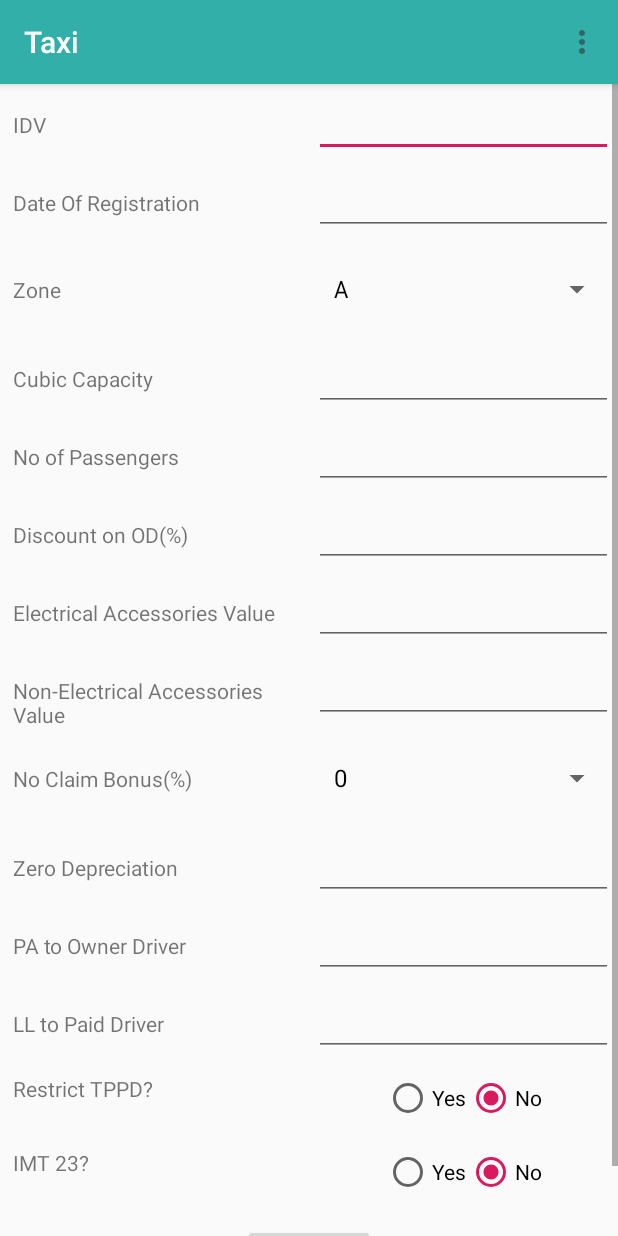
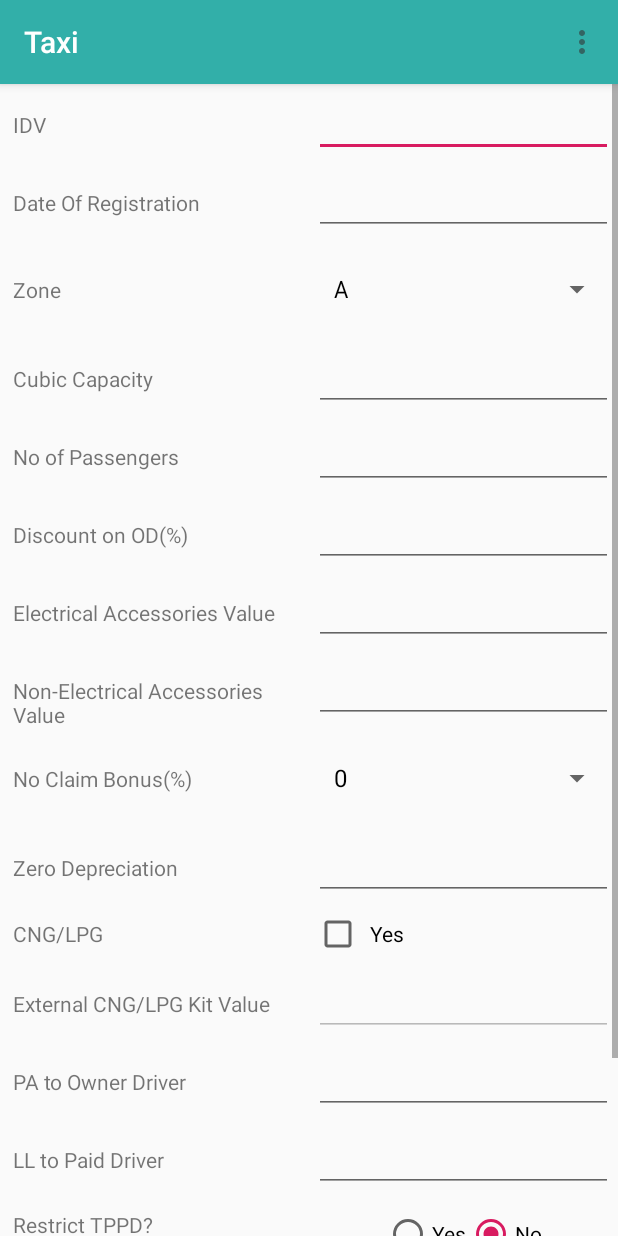
Before and after one commit to pg30/Premium-Calculator, an Android app: the taxilessthan6 screen opened directly, with no data from a screen before it, on a phone screen of 412 x 824 dp. Run offline under Robolectric (Android 15) with nearby library versions, the phone set to English and light mode, and no system bars; our stand-ins replace Firebase (no records; nobody signed in at launch, a user with empty details on screens opened directly).

Commit message:
TAXI CNG UPDATE

```diff
--- a/app/src/main/java/com/pg/premiumcalculator/taxilessthan6.java
+++ b/app/src/main/java/com/pg/premiumcalculator/taxilessthan6.java
@@ -13,6 +13,7 @@
 import android.widget.AdapterView;
 import android.widget.ArrayAdapter;
 import android.widget.Button;
+import android.widget.CheckBox;
 import android.widget.DatePicker;
 import android.widget.EditText;
 import android.widget.RadioButton;
@@ -26,14 +27,15 @@
 public class taxilessthan6 extends menu implements AdapterView.OnItemSelectedListener{
 
     Spinner zone_spin,ncb_spin;
-    EditText idv_edit,date_edit,cc_edit,discount_edit,elec_edit,nonelec_edit,passenger_edit,zerodep_edit,padriver_edit,lldriver_edit;
-    Double idv,cc,discount,elec,nonelec,ncb,zerodep,patodriver,lltodriver,noofpassenger;
+    EditText idv_edit,date_edit,cc_edit,discount_edit,elec_edit,nonelec_edit,passenger_edit,zerodep_edit,padriver_edit,lldriver_edit,extcngkit_edit;
+    Double idv,cc,discount,elec,nonelec,ncb,zerodep,patodriver,lltodriver,noofpassenger,extcngkit;
 
     Button calculate;
     Zone zone;
 
     Vehicle currVehicle = Vehicle.TAXILESSTHAN6;
     RadioButton yes,imt_yes;
+    CheckBox cng_yes;
     String dateofregistration;
     private DatePickerDialog datePickerDialog;
     private SimpleDateFormat dateFormat;
@@ -49,6 +51,22 @@
         getSupportActionBar().setTitle("Taxi");
 
         findViews();
+        cng_yes.setOnClickListener(new View.OnClickListener() {
+            @Override
+            public void onClick(View v) {
+                if(((CheckBox)v).isChecked() )
+                {
+                    extcngkit_edit.setEnabled(true);
+                }
+                else
+                {
+                    extcngkit_edit.setText("");
+                    extcngkit=0.0;
+                    extcngkit_edit.setEnabled(false);
+                    Log.d("debug","cng kit value is"+extcngkit_edit.getText().toString());
+                }
+            }
+        });
 
         calculate.setOnClickListener(new View.OnClickListener() {
             @Override
@@ -87,11 +105,13 @@
         nonelec_edit = (EditText) findViewById(R.id.nonelectrical_accessories_value);
         passenger_edit = (EditText) findViewById(R.id.passenger_value);
         zerodep_edit = (EditText) findViewById(R.id.zerodep_value);
+        extcngkit_edit = (EditText) findViewById(R.id.extcng_value);
         padriver_edit = (EditText) findViewById(R.id.patoownerdriver_value);
         lldriver_edit = (EditText) findViewById(R.id.lltopaiddriver_value);
         calculate = (Button) findViewById(R.id.calculate);
         yes = (RadioButton) findViewById(R.id.yes);
         imt_yes = (RadioButton) findViewById(R.id.yes_imt);
+        cng_yes = (CheckBox) findViewById(R.id.yes_cng);
 
         zone_spin = (Spinner) findViewById(R.id.zone_value);
         ArrayAdapter<CharSequence> zone_adapter = ArrayAdapter.createFromResource(this,R.array.zone_array,R.layout.support_simple_spinner_dropdown_item);
@@ -115,6 +135,7 @@
         b.putDouble("nonelec",nonelec);
         b.putDouble("noofpassenger",noofpassenger);
         b.putDouble("zerodep",zerodep);
+        b.putDouble("extcngkit",extcngkit);
         b.putDouble("patodriver",patodriver);
         b.putDouble("lltodriver",lltodriver);
         b.putDouble("ncb",ncb);
@@ -126,6 +147,10 @@
             b.putBoolean("imt23",true);
         else
             b.putBoolean("imt23",false);
+        if(cng_yes.isChecked())
+            b.putBoolean("cng",true);
+        else
+            b.putBoolean("cng",false);
         b.putSerializable("zone",zone);
         b.putString("dateofregistration",dateofregistration);
         intent.putExtra("taxilessthan6_breakup_bundle",b);
@@ -142,6 +167,7 @@
         nonelec = ParseDouble(nonelec_edit.getText().toString());
         noofpassenger = ParseDouble(passenger_edit.getText().toString());
         zerodep = ParseDouble(zerodep_edit.getText().toString());
+        extcngkit = ParseDouble(extcngkit_edit.getText().toString());
         patodriver = ParseDouble(padriver_edit.getText().toString());
         lltodriver = ParseDouble(lldriver_edit.getText().toString());
         dateofregistration = ParseString(date_edit.getText().toString());
--- a/app/src/main/res/layout/activity_taxilessthan6.xml
+++ b/app/src/main/res/layout/activity_taxilessthan6.xml
@@ -206,6 +206,42 @@
 
             <TableRow>
                 <TextView
+                    android:id="@+id/cng"
+                    android:layout_width="0dp"
+                    android:layout_height="wrap_content"
+                    style="@style/style_textbox_table"
+                    android:text="@string/cng_lpg" />
+
+                <CheckBox
+                    android:id="@+id/yes_cng"
+                    android:layout_width="0dp"
+                    android:layout_height="wrap_content"
+                    style="@style/style_checkbox_table"
+                    android:text="Yes"/>
+            </TableRow>
+
+            <TableRow>
+                <TextView
+                    android:id="@+id/extcng"
+                    android:layout_width="0dp"
+                    android:layout_height="wrap_content"
+                    style="@style/style_textbox_table"
+                    android:text="External CNG/LPG Kit Value" />
+
+
+                <EditText
+                    android:id="@+id/extcng_value"
+                    android:layout_width="0dp"
+                    android:layout_height="wrap_content"
+                    style="@style/style_edittext_table"
+                    android:autofillHints=""
+                    android:ems="10"
+                    android:enabled="false"
+                    android:inputType="numberDecimal"/>
+            </TableRow>
+
+            <TableRow>
+                <TextView
                     android:id="@+id/patoownerdriver"
                     android:layout_width="0dp"
                     android:layout_height="wrap_content"
```
Also changed, not shown: app/src/main/java/com/pg/premiumcalculator/taxilessthan6_breakup.java (+50 -9 lines), app/src/main/res/layout/activity_taxilessthan6_breakup.xml (+39 -0 lines).
